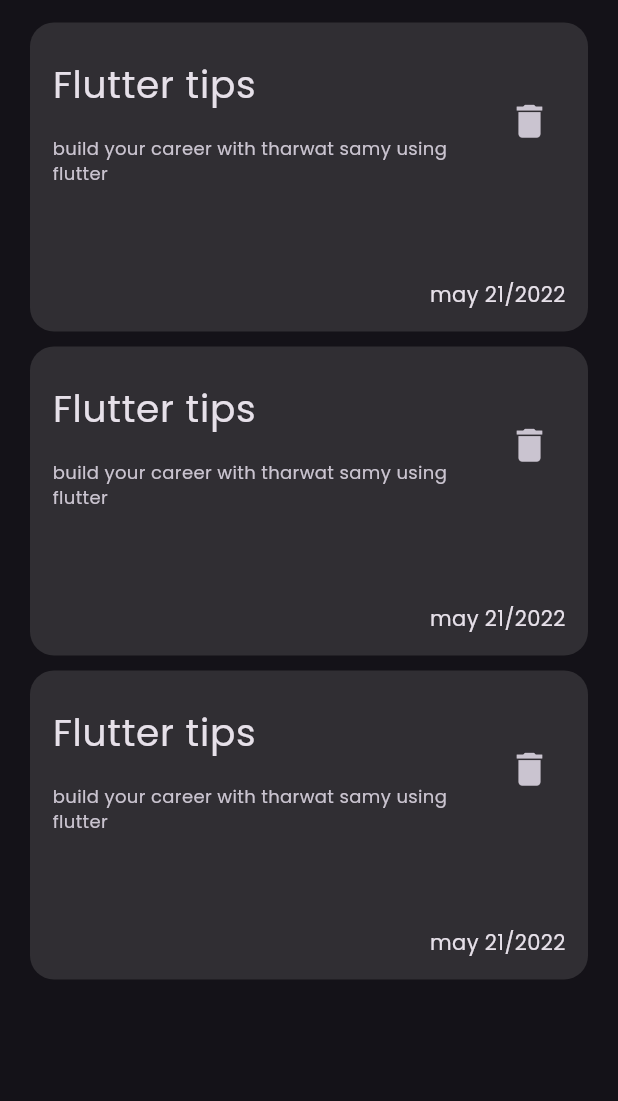
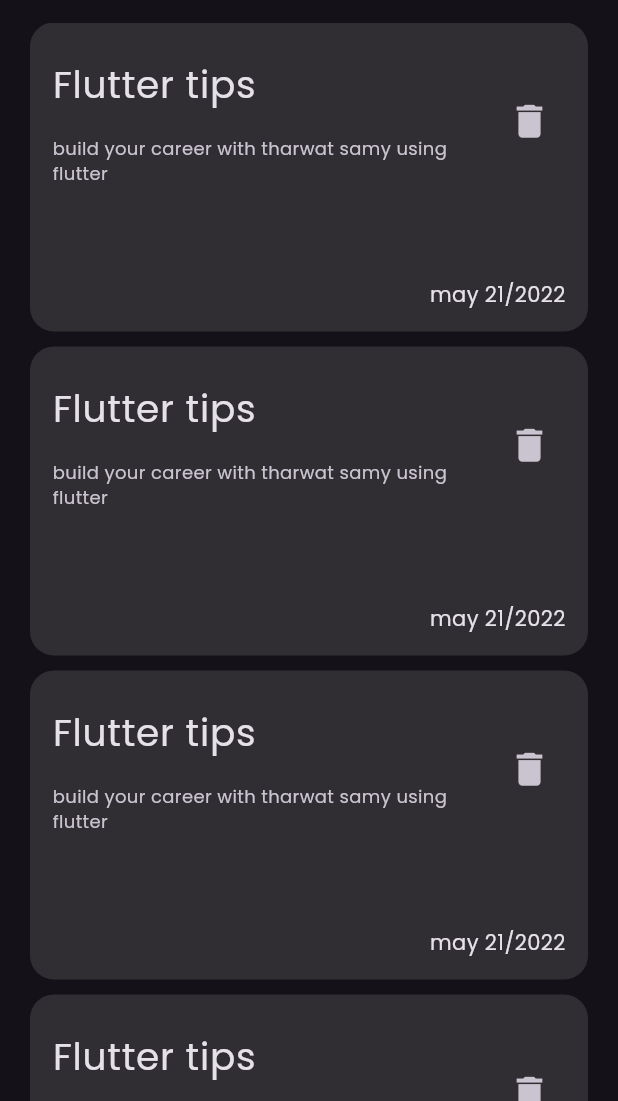
Before and after one commit to Sefen-Mahrous/notes_app, a Flutter app: the screen it shows after launch, on a phone screen of 412 x 824 dp, the part 135-1236 px from its top. Run offline on Flutter 3.47's test engine with Material 3 defaults, Android fonts, the phone set to English and light mode, and no system bars.

Commit message:
create notes ListView

```diff
--- a/lib/views/widgets/note_view_body.dart
+++ b/lib/views/widgets/note_view_body.dart
@@ -1,6 +1,6 @@
 import 'package:flutter/material.dart';
 import 'package:notes/views/widgets/custom_app_bar.dart';
-import 'package:notes/views/widgets/note_item.dart';
+import 'package:notes/views/widgets/notes_list_view.dart';
 
 class NoteViewBody extends StatelessWidget {
   const NoteViewBody({super.key});
@@ -9,14 +9,12 @@ class NoteViewBody extends StatelessWidget {
   Widget build(BuildContext context) {
     return Padding(
       padding: const EdgeInsets.symmetric(horizontal: 20),
-      child: const Column(
+      child: Column(
         children: [
           SizedBox(height: 45),
           CustomAppBar(),
           SizedBox(height: 15),
-          NoteItem(),
-          NoteItem(),
-          NoteItem(),
+          NotesListView(),
         ],
       ),
     );
--- /dev/null
+++ b/lib/views/widgets/notes_list_view.dart
@@ -0,0 +1,19 @@
+import 'package:flutter/material.dart';
+import 'package:notes/views/widgets/note_item.dart';
+
+class NotesListView extends StatelessWidget {
+  const NotesListView({super.key});
+
+  @override
+  Widget build(BuildContext context) {
+    return Expanded(
+      child: ListView.builder(
+        physics: BouncingScrollPhysics(),
+        itemCount: 5,
+        itemBuilder: (context, index) {
+          return const NoteItem();
+        },
+      ),
+    );
+  }
+}
```
